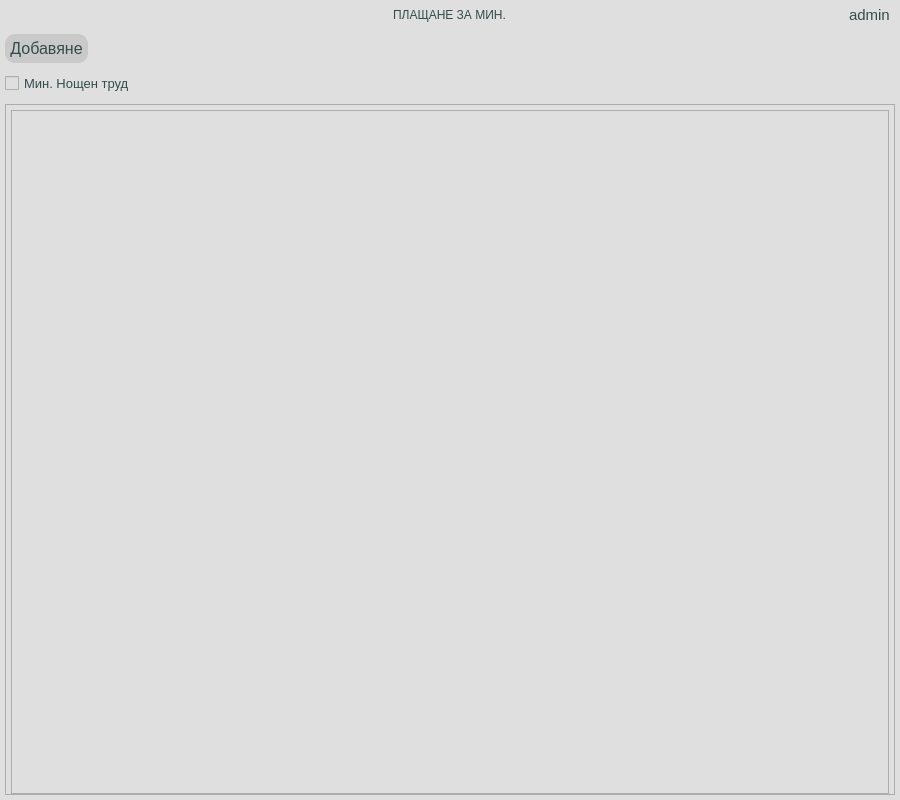
DevilPhp/WorkSalary.v01, file app/ui/widgets/customPayPerMinWidget.ui: the form before one commit.
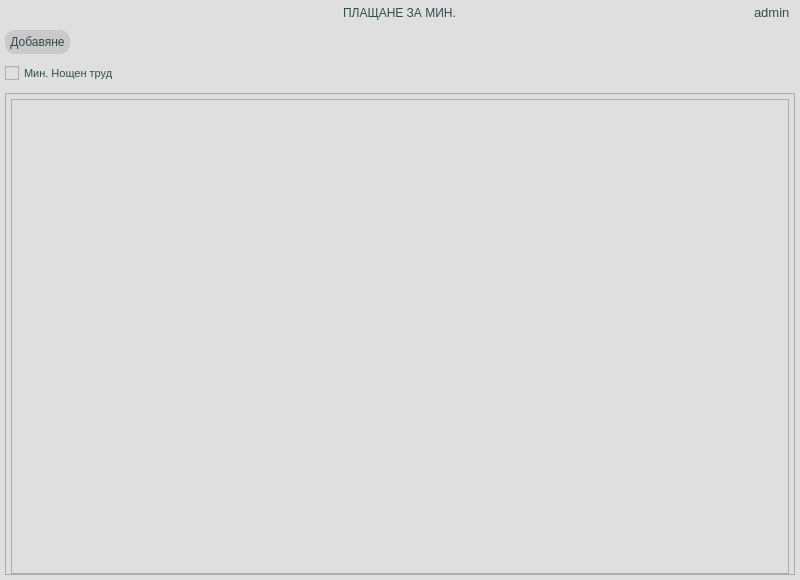
The form after the commit. Icons and pictures are not drawn.

What changed in the file:
```diff
--- a/app/ui/widgets/customPayPerMinWidget.ui
+++ b/app/ui/widgets/customPayPerMinWidget.ui
@@ -6,14 +6,14 @@
    <rect>
     <x>0</x>
     <y>0</y>
-    <width>900</width>
-    <height>800</height>
+    <width>800</width>
+    <height>580</height>
    </rect>
   </property>
   <property name="minimumSize">
    <size>
-    <width>900</width>
-    <height>800</height>
+    <width>800</width>
+    <height>580</height>
    </size>
   </property>
   <property name="windowTitle">
@@ -22,7 +22,7 @@
   <property name="styleSheet">
    <string notr="true">*{
 	background-color: #dfdfdf;
-	font: 600 12pt &quot;Segoe UI&quot;;
+	font: 600 9pt &quot;Segoe UI&quot;;
 	color: #324b4c;
 }
 
@@ -40,7 +40,7 @@
 	border: none;
 	border-radius: 10px;
 	padding: 5px;
-	font-size: 12pt;
+	font-size: 9pt;
 }
 
 QPushButton:hover{
@@ -48,7 +48,7 @@
 }
 
 QCheckBox {
-	font-size: 10pt;
+	font-size: 8pt;
 }
 
 QStandartItem{
@@ -58,7 +58,7 @@
 
 QLineEdit, QDateEdit{
 	border: none;
-	font-size: 11pt;
+	font-size: 9pt;
 	border-bottom: 1px solid #7c9399;
 }
 
@@ -77,7 +77,7 @@
 }
 
 #pageTitle {
-	font: 700 13pt &quot;Segoe UI&quot;;
+	font: 700 11pt &quot;Segoe UI&quot;;
 }
 
 #userIcon, #logoutBtn{
@@ -90,7 +90,7 @@
 }
 
 #usernameLabel {
-	font-size: 11pt;
+	font-size: 10pt;
 }</string>
   </property>
   <layout class="QVBoxLayout" name="verticalLayout">
@@ -177,7 +177,7 @@
           <widget class="QWidget" name="userHolder" native="true">
            <layout class="QHBoxLayout" name="horizontalLayout_3">
             <property name="spacing">
-             <number>10</number>
+             <number>3</number>
             </property>
             <property name="leftMargin">
              <number>0</number>
@@ -202,8 +202,8 @@
               </property>
               <property name="iconSize">
                <size>
-                <width>24</width>
-                <height>24</height>
+                <width>18</width>
+                <height>18</height>
                </size>
               </property>
              </widget>
@@ -222,8 +222,8 @@
               </property>
               <property name="iconSize">
                <size>
-                <width>24</width>
-                <height>24</height>
+                <width>18</width>
+                <height>18</height>
                </size>
               </property>
              </widget>
@@ -295,8 +295,8 @@
        <rect>
         <x>0</x>
         <y>0</y>
-        <width>888</width>
-        <height>680</height>
+        <width>788</width>
+        <height>473</height>
        </rect>
       </property>
       <layout class="QVBoxLayout" name="verticalLayout_12">
@@ -337,16 +337,16 @@
            <widget class="QTableView" name="payPerMinTableView">
             <property name="styleSheet">
              <string notr="true">QHeaderView:section{
-	font: 700 10.5pt &quot;Segoe UI&quot;;
+	font: 700 9pt &quot;Segoe UI&quot;;
 	background-color: #dfdfdf;
-	padding: 5px;
+	padding: 3px;
 }
-QVerticalView:section{
-	min-height: 30;
+QHeaderView:section:vertical {
+	min-height: 15px;
 }
 QAbstractItemView{
 	alternate-background-color: #d3d3d3;
-	font: 10.5pt &quot;Segoe UI&quot;;
+	font: 8pt &quot;Segoe UI&quot;;
 	selection-background-color: rgba(198, 228, 254, 45);
 	selection-color: #324b4c;
 	focus: none;
@@ -378,6 +378,12 @@
             <attribute name="verticalHeaderVisible">
              <bool>false</bool>
             </attribute>
+            <attribute name="verticalHeaderMinimumSectionSize">
+             <number>20</number>
+            </attribute>
+            <attribute name="verticalHeaderDefaultSectionSize">
+             <number>20</number>
+            </attribute>
            </widget>
           </item>
          </layout>
```
Left out of the diff: 1 changed line with no effect on the pictures.
